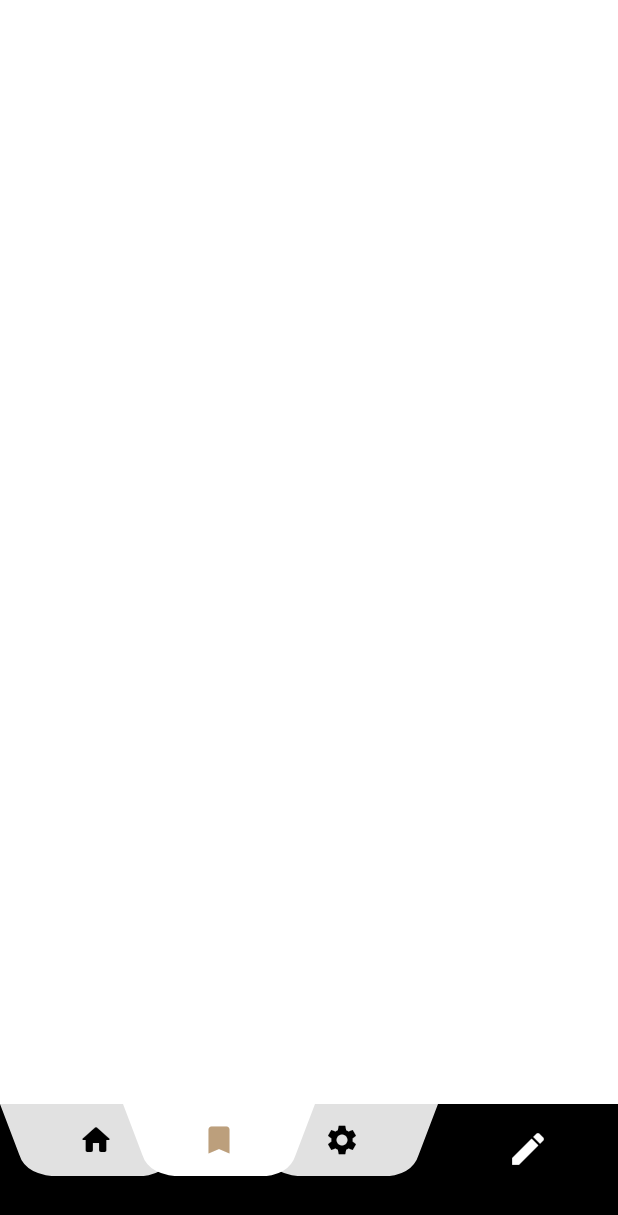
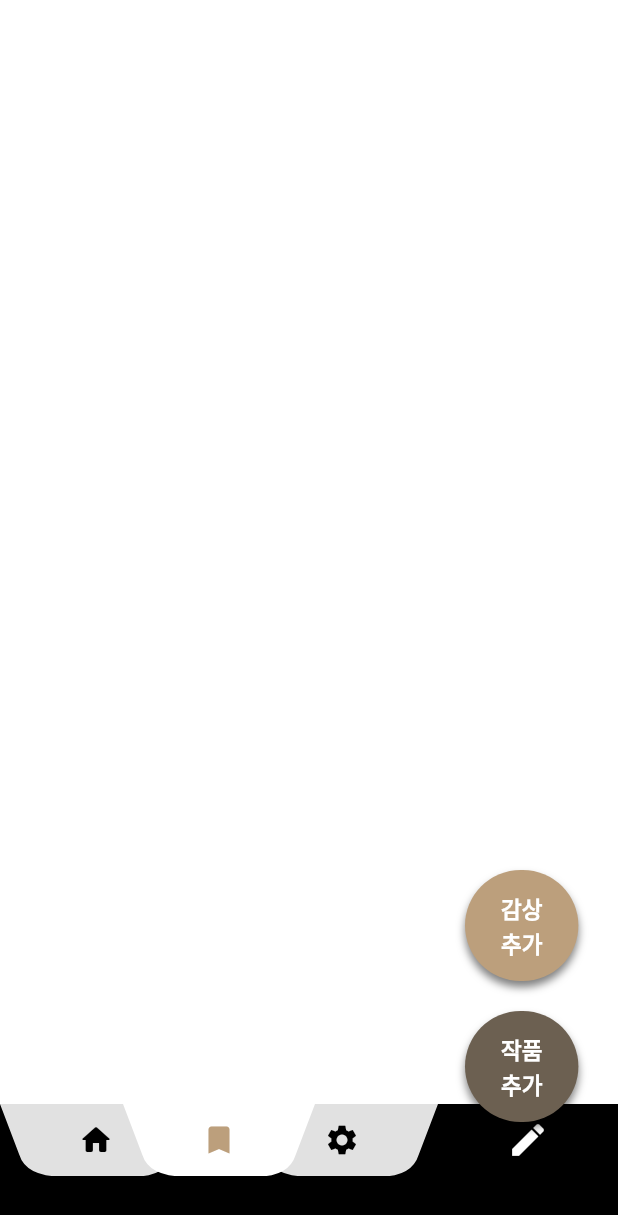
Before and after one commit to LIMMIHEE/cow_cold, a Flutter app: the HomeScreen screen opened by its route, item 2 of the bottom bar chosen, after a tap on the "edit" icon, on a phone screen of 412 x 824 dp. Shown: the top 1215 px of the screen. Run offline on Flutter 3.47's test engine with Material 2 defaults, Android fonts, the light colour scheme and no system bars; our stand-ins replace cloud_firestore, firebase_auth, firebase_core, firebase_database, flutter_dotenv, flutter_svg and 2 more; accounts and stored records are empty; generated files the repository leaves out were written again.

Commit message:
💡 feat: 일부 홈 UI 제작 및 화면 생성

```diff
--- a/lib/config/app_routes.dart
+++ b/lib/config/app_routes.dart
@@ -1,8 +1,11 @@
 import 'package:cow_cold/view/screen/home_screen.dart';
+import 'package:cow_cold/view/screen/search_screen.dart';
 import 'package:cow_cold/view/screen/sign_in_screen.dart';
 import 'package:cow_cold/view/screen/sign_up_screen.dart';
 import 'package:cow_cold/view/screen/sqlash_screen.dart';
 import 'package:cow_cold/view/screen/start_screen.dart';
+import 'package:cow_cold/view/screen/write_report_screen.dart';
+import 'package:cow_cold/view/screen/write_work_screen.dart';
 import 'package:get/get.dart';
 
 class AppRoutes {
@@ -13,5 +16,8 @@ class AppRoutes {
     GetPage(name: '/signin', page: () => const SignInScreen()),
     GetPage(name: '/signup', page: () => const SignUpScreen()),
     GetPage(name: '/home', page: () => const HomeScreen()),
+    GetPage(name: '/write_work', page: () => const WriteWorkScreen()),
+    GetPage(name: '/write_report', page: () => const WriteReportScreen()),
+    GetPage(name: '/search', page: () => const SearchScreen()),
   ];
 }
--- a/lib/view/screen/home_screen.dart
+++ b/lib/view/screen/home_screen.dart
@@ -2,14 +2,16 @@ import 'package:cow_cold/config/design_system/design_system.dart';
 import 'package:cow_cold/controllers/home_controller.dart';
 import 'package:cow_cold/view/widget/common/scaffold_body.dart';
 import 'package:cow_cold/view/widget/home/bottom_tab_item.dart';
+import 'package:cow_cold/view/widget/home/home_main_page.dart';
+import 'package:cow_cold/view/widget/home/write_pop_menu_item.dart';
 import 'package:flutter/material.dart';
-import 'package:get/get_state_manager/get_state_manager.dart';
+import 'package:get/get.dart';
 
 class HomeScreen extends StatelessWidget {
   const HomeScreen({super.key});
 
   static List<Widget> pages = [
-    Container(),
+    const HomeMainPage(),
     Container(),
     Container(),
   ];
@@ -20,7 +22,9 @@ class HomeScreen extends StatelessWidget {
         child: GetX<HomeController>(
             init: HomeController(),
             builder: (controller) {
-              return Column(
+              return Stack(
+                children: [
+                  Column(
                     children: [
                       Expanded(
                         child: pages.elementAt(controller.selectIndex.value),
@@ -38,19 +42,51 @@ class HomeScreen extends StatelessWidget {
                             ),
                             SizedBox(
                                 width: 120,
-                          child: IconButton(
-                              onPressed: () {},
-                              icon: Padding(
-                                padding: const EdgeInsets.all(8.0),
-                                child: Icon(
+                                child: Theme(
+                                  data: Theme.of(context).copyWith(
+                                    highlightColor: Colors.transparent,
+                                    splashColor: Colors.transparent,
+                                  ),
+                                  child: PopupMenuButton(
+                                      elevation: 0,
+                                      color: Colors.transparent,
+                                      padding: EdgeInsets.zero,
+                                      constraints:
+                                          const BoxConstraints.tightFor(
+                                              width: 94),
+                                      onSelected: (value) {
+                                        Get.toNamed('/$value');
+                                      },
+                                      itemBuilder: (context) => [
+                                            PopupMenuItem(
+                                                padding: EdgeInsets.zero,
+                                                value: 'write_work',
+                                                child: WritePopMenuItem(
+                                                  text: '감상\n추가',
+                                                  backgroundColor: DesignSystem
+                                                      .colors.appPrimary,
+                                                  isLast: false,
+                                                )),
+                                            PopupMenuItem(
+                                                padding: EdgeInsets.zero,
+                                                value: 'write_report',
+                                                child: WritePopMenuItem(
+                                                  text: '작품\n추가',
+                                                  backgroundColor: DesignSystem
+                                                      .colors.appSecondary,
+                                                  isLast: true,
+                                                )),
+                                          ],
+                                      icon: Icon(
                                         Icons.edit,
                                         color: DesignSystem.colors.white,
                                         size: 28,
-                                ),
                                       )),
-                        )
+                                ))
                           ],
                         ),
+                      ),
+                    ],
                   ),
                 ],
               );
--- /dev/null
+++ b/lib/view/screen/search_screen.dart
@@ -0,0 +1,10 @@
+import 'package:flutter/material.dart';
+
+class SearchScreen extends StatelessWidget {
+  const SearchScreen({super.key});
+
+  @override
+  Widget build(BuildContext context) {
+    return const Placeholder();
+  }
+}
--- /dev/null
+++ b/lib/view/screen/write_report_screen.dart
@@ -0,0 +1,10 @@
+import 'package:flutter/material.dart';
+
+class WriteReportScreen extends StatelessWidget {
+  const WriteReportScreen({super.key});
+
+  @override
+  Widget build(BuildContext context) {
+    return const Placeholder();
+  }
+}
--- /dev/null
+++ b/lib/view/screen/write_work_screen.dart
@@ -0,0 +1,10 @@
+import 'package:flutter/material.dart';
+
+class WriteWorkScreen extends StatelessWidget {
+  const WriteWorkScreen({super.key});
+
+  @override
+  Widget build(BuildContext context) {
+    return const Placeholder();
+  }
+}
--- /dev/null
+++ b/lib/view/widget/home/home_main_page.dart
@@ -0,0 +1,55 @@
+import 'package:cow_cold/config/design_system/design_system.dart';
+import 'package:cow_cold/view/widget/common/scaffold_body.dart';
+import 'package:flutter/material.dart';
+import 'package:flutter_svg/flutter_svg.dart';
+import 'package:get/get.dart';
+
+class HomeMainPage extends StatelessWidget {
+  const HomeMainPage({super.key});
+
+  @override
+  Widget build(BuildContext context) {
+    return ScaffoldBody(
+        child: SafeArea(
+      child: Column(
+        children: [
+          Padding(
+            padding: const EdgeInsets.only(left: 25, right: 18),
+            child: Row(
+              mainAxisAlignment: MainAxisAlignment.start,
+              children: [
+                Expanded(
+                  child: Align(
+                    alignment: Alignment.centerLeft,
+                    child: SvgPicture.asset(
+                      'assets/images/app_icon.svg',
+                      width: 30,
+                    ),
+                  ),
+                ),
+                IconButton(
+                    onPressed: () {
+                      Get.toNamed('/search');
+                    },
+                    icon: const Icon(
+                      Icons.search,
+                      size: 30,
+                    ))
+              ],
+            ),
+          ),
+          Expanded(
+            child: Center(
+              child: Text(
+                '감상 중인 작품을 추가해주세요!',
+                style: DesignSystem.typography.body2(TextStyle(
+                    color: DesignSystem.colors.gray700,
+                    fontWeight: FontWeight.w400)),
+              ),
+            ),
+          )
+        ],
+      ),
+    ));
+  }
+}
--- /dev/null
+++ b/lib/view/widget/home/write_pop_menu_item.dart
@@ -0,0 +1,38 @@
+import 'package:cow_cold/config/design_system/design_system.dart';
+import 'package:flutter/material.dart';
+
+class WritePopMenuItem extends StatelessWidget {
+  const WritePopMenuItem(
+      {super.key,
+      required this.text,
+      required this.backgroundColor,
+      required this.isLast});
+
+  final String text;
+  final Color backgroundColor;
+  final bool isLast;
+
+  @override
+  Widget build(BuildContext context) {
+    return Container(
+      margin: EdgeInsets.only(bottom: isLast ? 60 : 20),
+      padding: const EdgeInsets.symmetric(horizontal: 24, vertical: 14),
+      decoration: BoxDecoration(
+          color: backgroundColor,
+          borderRadius: BorderRadius.circular(999),
+          boxShadow: [
+            BoxShadow(
+                color: DesignSystem.colors.black.withOpacity(0.5),
+                blurRadius: 4,
+                offset: const Offset(0, 4))
+          ]),
+      child: Text(
+        text,
+        style: DesignSystem.typography.title2(TextStyle(
+          color: DesignSystem.colors.white,
+          fontWeight: FontWeight.w600,
+        )),
+      ),
+    );
+  }
+}
```
Lines whose indentation alone changed are shown as unchanged.
